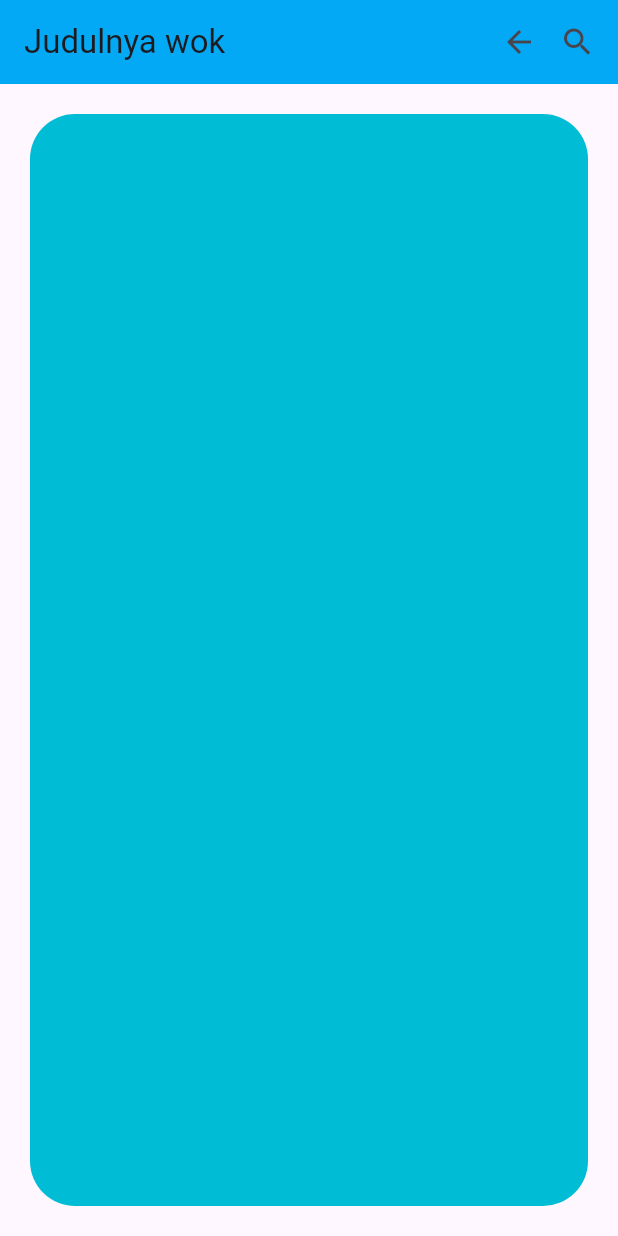
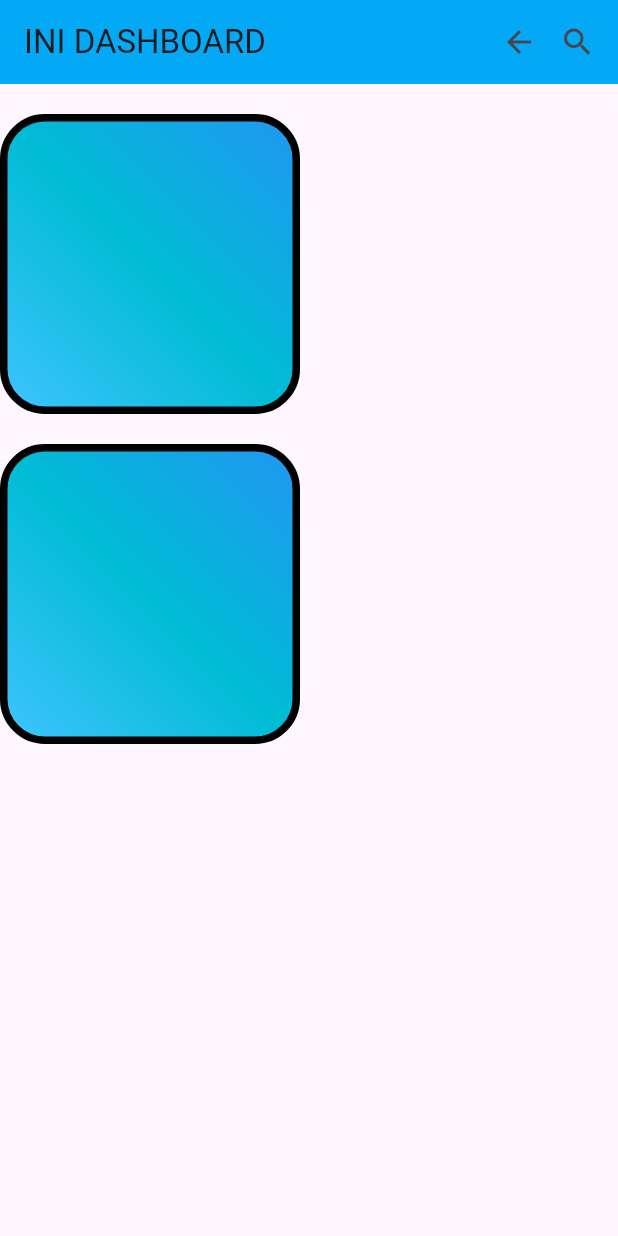
Before and after one commit to cacabf/flutter_week4, a Flutter app: the screen it shows after launch, on a phone screen of 412 x 824 dp. Run offline on Flutter 3.47's test engine with Material 3 defaults, Android fonts, the phone set to English and light mode, and no system bars.

Commit message:
final coy

```diff
--- a/lib/main.dart
+++ b/lib/main.dart
@@ -1,7 +1,7 @@
 import 'package:flutter/material.dart';
 import 'package:flutter_container/main.dart';
 
-void main(){
+void main() {
   runApp(MyApp());
 }
 
@@ -25,7 +25,7 @@ class MyHome extends StatelessWidget {
   Widget build(BuildContext context) {
     return Scaffold(
       appBar: AppBar(
-        title: Text('Judulnya wok'),
+        title: Text('INI DASHBOARD'),
         backgroundColor: Colors.lightBlue,
         actions: [
           Icon(Icons.arrow_back),
@@ -35,24 +35,42 @@ class MyHome extends StatelessWidget {
         ],
       ),
 
-      body: Container(
-        margin: EdgeInsets.all(20),
-        decoration: BoxDecoration(
-          color: Colors.cyan,
-          borderRadius: BorderRadius.circular(30),
-          gradient: LinearGradient(begin: Alignment.topRight,
-          end: AlignmentGeometry.bottomLeft,
-          colors: [
-            Colors.blue,
-            Colors.cyan,
-            Colors.lightBlueAccent,
-          ] )
-          border: Border.all(
-            color: Colors.black,
-            width: 5,
+      body: Column(
+        crossAxisAlignment: CrossAxisAlignment.start,
+        children: [
+          Container(
+            height: 200,
+            width: 200,
+            margin: EdgeInsets.only(top: 20),
+            decoration: BoxDecoration(
+              color: Colors.cyan,
+              borderRadius: BorderRadius.circular(30),
+              gradient: LinearGradient(
+                begin: Alignment.topRight,
+                end: AlignmentGeometry.bottomLeft,
+                colors: [Colors.blue, Colors.cyan, Colors.lightBlueAccent],
+              ),
+              border: Border.all(color: Colors.black, width: 5),
+            ),
           ),
-        ),
-      )
+
+          Container(
+            height: 200,
+            width: 200,
+            margin: EdgeInsets.only(top: 20),
+            decoration: BoxDecoration(
+              color: Colors.cyan,
+              borderRadius: BorderRadius.circular(30),
+              gradient: LinearGradient(
+                begin: Alignment.topRight,
+                end: AlignmentGeometry.bottomLeft,
+                colors: [Colors.blue, Colors.cyan, Colors.lightBlueAccent],
+              ),
+              border: Border.all(color: Colors.black, width: 5),
+            ),
+          ),
+        ],
+      ),
     );
   }
 }
```
